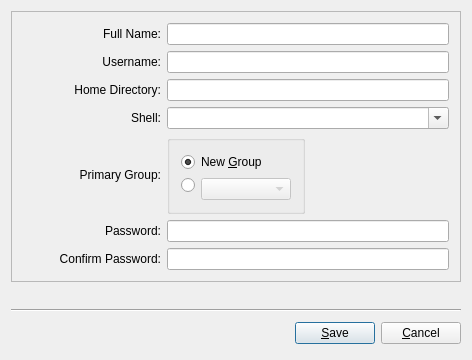
First picture: the form in src-qt5/pc-usermanager/adduser.ui, repository trueos/pcbsd, before the edit.
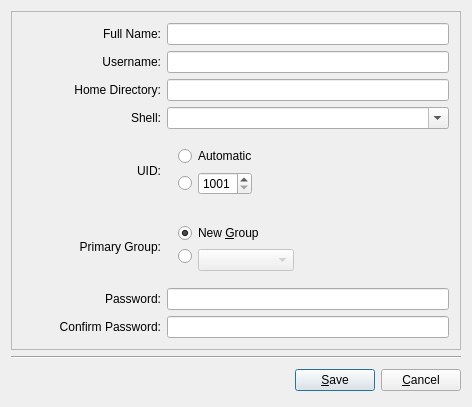
Second picture: the form after the edit. Icons and pictures are not drawn.

Commit message: Add the ability to specify a UID when creating a new user via the advanced UI in pc-usermanager.

The edit to the form file:
```diff
--- a/src-qt5/pc-usermanager/adduser.ui
+++ b/src-qt5/pc-usermanager/adduser.ui
@@ -6,8 +6,8 @@
    <rect>
     <x>0</x>
     <y>0</y>
-    <width>462</width>
-    <height>360</height>
+    <width>468</width>
+    <height>403</height>
    </rect>
   </property>
   <property name="windowTitle">
@@ -30,10 +30,130 @@
       <enum>QFrame::Raised</enum>
      </property>
      <layout class="QGridLayout" name="gridLayout">
+      <item row="4" column="0">
+       <widget class="QLabel" name="label">
+        <property name="text">
+         <string>UID:</string>
+        </property>
+        <property name="alignment">
+         <set>Qt::AlignRight|Qt::AlignTrailing|Qt::AlignVCenter</set>
+        </property>
+       </widget>
+      </item>
+      <item row="4" column="1" colspan="2">
+       <widget class="QFrame" name="frame_2">
+        <property name="frameShape">
+         <enum>QFrame::NoFrame</enum>
+        </property>
+        <property name="frameShadow">
+         <enum>QFrame::Raised</enum>
+        </property>
+        <layout class="QVBoxLayout" name="verticalLayout_2">
+         <item>
+          <widget class="QRadioButton" name="radio_autoUID">
+           <property name="text">
+            <string>Automatic</string>
+           </property>
+          </widget>
+         </item>
+         <item>
+          <layout class="QHBoxLayout" name="horizontalLayout">
+           <item>
+            <widget class="QRadioButton" name="radio_customUID">
+             <property name="sizePolicy">
+              <sizepolicy hsizetype="Fixed" vsizetype="Fixed">
+               <horstretch>0</horstretch>
+               <verstretch>0</verstretch>
+              </sizepolicy>
+             </property>
+             <property name="text">
+              <string notr="true"/>
+             </property>
+            </widget>
+           </item>
+           <item>
+            <widget class="QSpinBox" name="spin_customUID">
+             <property name="minimum">
+              <number>1001</number>
+             </property>
+             <property name="maximum">
+              <number>5000</number>
+             </property>
+            </widget>
+           </item>
+           <item>
+            <spacer name="horizontalSpacer">
+             <property name="orientation">
+              <enum>Qt::Horizontal</enum>
+             </property>
+             <property name="sizeHint" stdset="0">
+              <size>
+               <width>40</width>
+               <height>20</height>
+              </size>
+             </property>
+            </spacer>
+           </item>
+          </layout>
+         </item>
+        </layout>
+       </widget>
+      </item>
+      <item row="5" column="1">
+       <widget class="QFrame" name="groupGroup">
+        <layout class="QFormLayout" name="formLayout">
+         <item row="1" column="1">
+          <widget class="QComboBox" name="groupBox">
+           <property name="enabled">
+            <bool>false</bool>
+           </property>
+           <property name="sizePolicy">
+            <sizepolicy hsizetype="Preferred" vsizetype="Fixed">
+             <horstretch>0</horstretch>
+             <verstretch>0</verstretch>
+            </sizepolicy>
+           </property>
+          </widget>
+         </item>
+         <item row="1" column="0">
+          <widget class="QRadioButton" name="groupRadioOld">
+           <property name="sizePolicy">
+            <sizepolicy hsizetype="Fixed" vsizetype="Fixed">
+             <horstretch>0</horstretch>
+             <verstretch>0</verstretch>
+            </sizepolicy>
+           </property>
+           <property name="text">
+            <string/>
+           </property>
+          </widget>
+         </item>
+         <item row="0" column="0" colspan="2">
+          <widget class="QRadioButton" name="groupRadioNew">
+           <property name="sizePolicy">
+            <sizepolicy hsizetype="Preferred" vsizetype="Fixed">
+             <horstretch>0</horstretch>
+             <verstretch>0</verstretch>
+            </sizepolicy>
+           </property>
+           <property name="text">
+            <string>New &amp;Group</string>
+           </property>
+           <property name="shortcut">
+            <string>Alt+G</string>
+           </property>
+           <property name="checked">
+            <bool>true</bool>
+           </property>
+          </widget>
+         </item>
+        </layout>
+       </widget>
+      </item>
       <item row="0" column="1" colspan="2">
        <widget class="QLineEdit" name="fullnameBox"/>
       </item>
-      <item row="2" column="1" colspan="2">
+      <item row="1" column="1" colspan="2">
        <widget class="QLineEdit" name="usernameBox">
         <property name="toolTip">
          <string>The field is empty</string>
@@ -43,7 +163,7 @@
         </property>
        </widget>
       </item>
-      <item row="9" column="0">
+      <item row="7" column="0">
        <widget class="QLabel" name="confirmPassLabel">
         <property name="enabled">
          <bool>true</bool>
@@ -59,7 +179,7 @@
         </property>
        </widget>
       </item>
-      <item row="9" column="1" colspan="2">
+      <item row="7" column="1" colspan="2">
        <widget class="QLineEdit" name="confirmPassBox">
         <property name="echoMode">
          <enum>QLineEdit::Password</enum>
@@ -88,7 +208,7 @@
         </property>
        </widget>
       </item>
-      <item row="5" column="0">
+      <item row="3" column="0">
        <widget class="QLabel" name="shellLabel">
         <property name="enabled">
          <bool>true</bool>
@@ -104,14 +224,14 @@
         </property>
        </widget>
       </item>
-      <item row="5" column="1" colspan="2">
+      <item row="3" column="1" colspan="2">
        <widget class="QComboBox" name="shellBox">
         <property name="editable">
          <bool>true</bool>
         </property>
        </widget>
       </item>
-      <item row="2" column="0">
+      <item row="1" column="0">
        <widget class="QLabel" name="usernameLabel">
         <property name="text">
          <string>Username:</string>
@@ -124,14 +244,14 @@
         </property>
        </widget>
       </item>
-      <item row="4" column="1" colspan="2">
+      <item row="2" column="1" colspan="2">
        <widget class="QLineEdit" name="homeBox">
         <property name="mode" stdset="0">
          <number>18</number>
         </property>
        </widget>
       </item>
-      <item row="4" column="0">
+      <item row="2" column="0">
        <widget class="QLabel" name="homeLabel">
         <property name="enabled">
          <bool>true</bool>
@@ -153,14 +273,14 @@
         </property>
        </widget>
       </item>
-      <item row="8" column="1" colspan="2">
+      <item row="6" column="1" colspan="2">
        <widget class="QLineEdit" name="passBox">
         <property name="echoMode">
          <enum>QLineEdit::Password</enum>
         </property>
        </widget>
       </item>
-      <item row="8" column="0">
+      <item row="6" column="0">
        <widget class="QLabel" name="passLabel">
         <property name="enabled">
          <bool>true</bool>
@@ -182,7 +302,7 @@
         </property>
        </widget>
       </item>
-      <item row="6" column="0">
+      <item row="5" column="0">
        <widget class="QLabel" name="groupLabel">
         <property name="enabled">
          <bool>true</bool>
@@ -198,60 +318,6 @@
         </property>
        </widget>
       </item>
-      <item row="6" column="1">
-       <widget class="QGroupBox" name="groupGroup">
-        <property name="title">
-         <string/>
-        </property>
-        <layout class="QFormLayout" name="formLayout">
-         <item row="1" column="1">
-          <widget class="QComboBox" name="groupBox">
-           <property name="enabled">
-            <bool>false</bool>
-           </property>
-           <property name="sizePolicy">
-            <sizepolicy hsizetype="Preferred" vsizetype="Fixed">
-             <horstretch>0</horstretch>
-             <verstretch>0</verstretch>
-            </sizepolicy>
-           </property>
-          </widget>
-         </item>
-         <item row="1" column="0">
-          <widget class="QRadioButton" name="groupRadioOld">
-           <property name="sizePolicy">
-            <sizepolicy hsizetype="Fixed" vsizetype="Fixed">
-             <horstretch>0</horstretch>
-             <verstretch>0</verstretch>
-            </sizepolicy>
-           </property>
-           <property name="text">
-            <string/>
-           </property>
-          </widget>
-         </item>
-         <item row="0" column="0" colspan="2">
-          <widget class="QRadioButton" name="groupRadioNew">
-           <property name="sizePolicy">
-            <sizepolicy hsizetype="Preferred" vsizetype="Fixed">
-             <horstretch>0</horstretch>
-             <verstretch>0</verstretch>
-            </sizepolicy>
-           </property>
-           <property name="text">
-            <string>New &amp;Group</string>
-           </property>
-           <property name="shortcut">
-            <string>Alt+G</string>
-           </property>
-           <property name="checked">
-            <bool>true</bool>
-           </property>
-          </widget>
-         </item>
-        </layout>
-       </widget>
-      </item>
      </layout>
     </widget>
    </item>
```
The commit also changes 5 other files.
